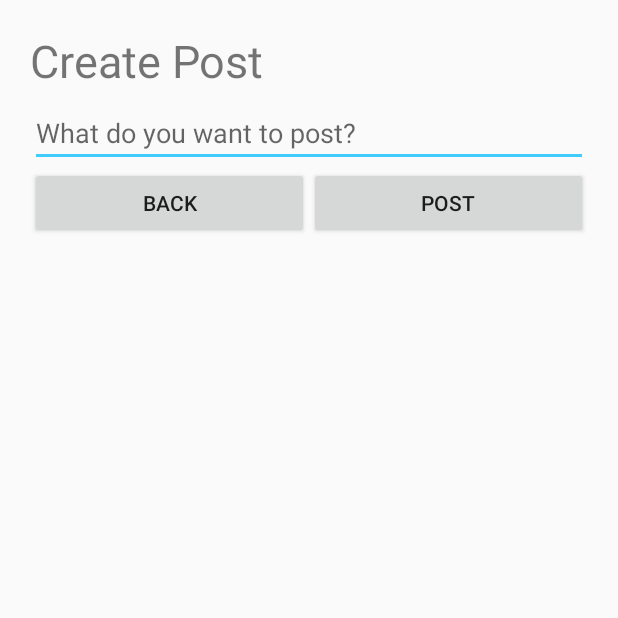
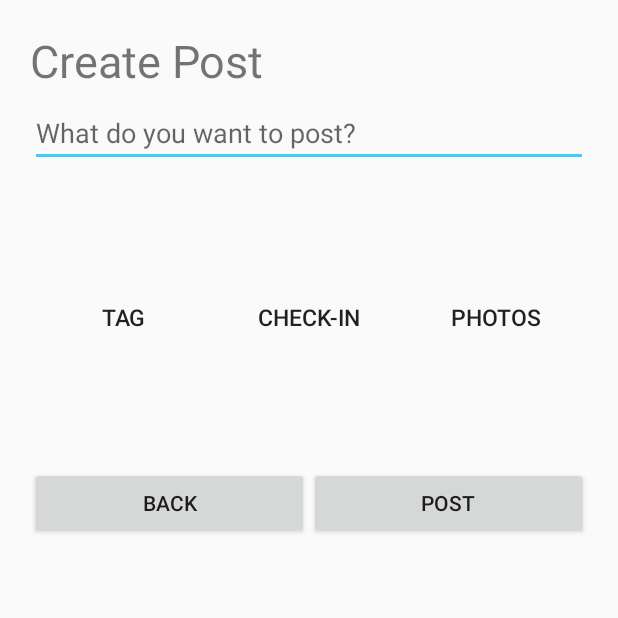
Before and after one commit to bergvel1/FuzeFeed, an Android app: the CreateContent screen opened directly, with no data from a screen before it, on a phone screen of 412 x 824 dp, the top half of it. Run offline under Robolectric (Android 15) with nearby library versions, the phone set to English and light mode, and no system bars.

```diff
--- a/app/src/main/res/layout/activity_create_content.xml
+++ b/app/src/main/res/layout/activity_create_content.xml
@@ -16,6 +16,44 @@
         android:layout_height="wrap_content"
         android:hint="@string/what_do_you_want_to_post"
         android:id="@+id/contentText" />
+
+    <LinearLayout
+        android:layout_height = "200dp"
+        android:layout_width = "match_parent"
+        android:orientation= "horizontal">
+
+        <Button
+            android:text="Tag"
+            android:layout_width="match_parent"
+            android:layout_height="match_parent"
+            android:id="@+id/b1"
+            android:layout_weight="1"
+            android:textSize="15dp"
+            style="?android:attr/borderlessButtonStyle"
+            />
+
+        <Button
+            android:text="Check-In"
+            android:layout_width="match_parent"
+            android:layout_height="match_parent"
+            android:id="@+id/b2"
+            android:textSize="15dp"
+            android:layout_weight="1"
+            style="?android:attr/borderlessButtonStyle"
+            />
+
+        <Button
+            android:text="Photos"
+            android:layout_width="match_parent"
+            android:layout_height="match_parent"
+            android:id="@+id/b3"
+            android:layout_weight="1"
+            android:textSize="15dp"
+            style="?android:attr/borderlessButtonStyle"
+            />
+
+    </LinearLayout>
+
     <LinearLayout
         android:layout_width="match_parent"
         android:layout_height="wrap_content"
```
Also changed, not shown: app/src/main/java/edu/illinois/cs465/fuzefeed/FeedListAdapter.java (+18 -4 lines), app/src/main/res/layout/email_item.xml (+18 -3 lines).
